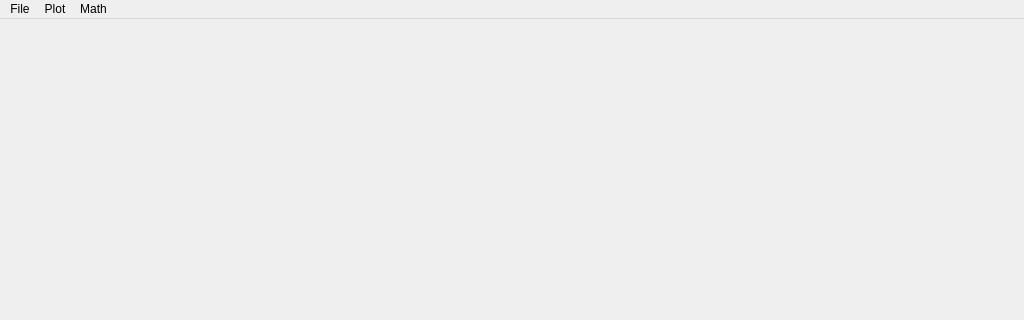
The window that mainwindow.ui (roggenbrot42/Radiolarite) describes before a commit, drawn with Qt 5; both pictures show x 0 to 1024 and y 0 to 320 of the 1024 by 768 pixel window.
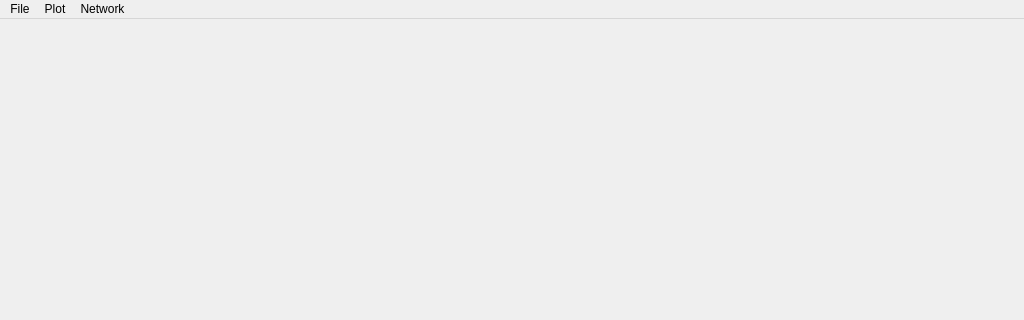
The same window after the commit.

Commit message: Added functions to remove and hide networks, Deembedding

What changed in the file:
```diff
--- a/mainwindow.ui
+++ b/mainwindow.ui
@@ -125,15 +125,15 @@
     <addaction name="actionCopy_to_clipboard"/>
     <addaction name="actionLegend"/>
    </widget>
-   <widget class="QMenu" name="menuMath">
+   <widget class="QMenu" name="menuNetwork">
     <property name="title">
-     <string>Math</string>
+     <string>Network</string>
     </property>
     <addaction name="actionTime_Domain_Gating"/>
    </widget>
    <addaction name="menuFile"/>
    <addaction name="menuPlot"/>
-   <addaction name="menuMath"/>
+   <addaction name="menuNetwork"/>
   </widget>
   <action name="actionOpenTouchstoneFile">
    <property name="text">
```
Left out of the diff: 35 changed lines with no effect on the pictures. The commit also changes 7 other files.
